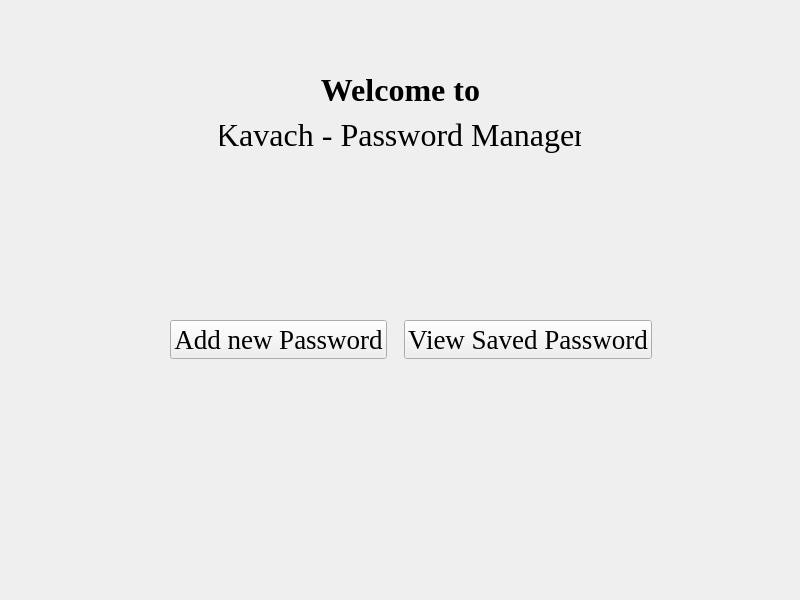
This is kavach.ui in utkrix/Kavach as Qt 5 draws it before an edit. The edited form follows.
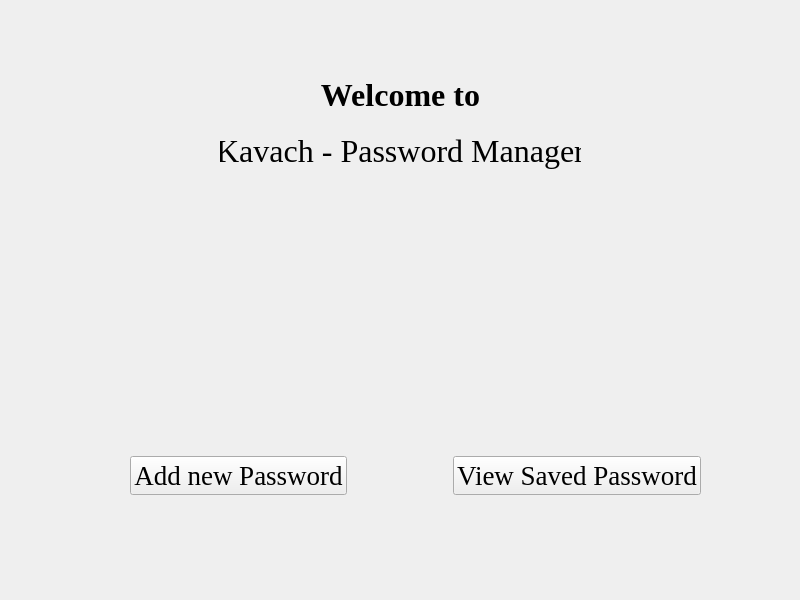
This is the edited form. Icons and pictures are not drawn.

The edit to the form file:
```diff
--- a/kavach.ui
+++ b/kavach.ui
@@ -14,13 +14,13 @@
    <string>Kavach</string>
   </property>
   <widget class="QWidget" name="centralwidget">
-   <widget class="QWidget" name="">
+   <widget class="QWidget" name="layoutWidget">
     <property name="geometry">
      <rect>
-      <x>170</x>
-      <y>320</y>
-      <width>482</width>
-      <height>40</height>
+      <x>130</x>
+      <y>450</y>
+      <width>571</width>
+      <height>51</height>
      </rect>
     </property>
     <layout class="QHBoxLayout" name="horizontalLayout">
@@ -71,13 +71,13 @@
      </item>
     </layout>
    </widget>
-   <widget class="QWidget" name="">
+   <widget class="QWidget" name="layoutWidget">
     <property name="geometry">
      <rect>
       <x>220</x>
       <y>70</y>
       <width>361</width>
-      <height>84</height>
+      <height>106</height>
      </rect>
     </property>
     <layout class="QVBoxLayout" name="verticalLayout">
@@ -125,6 +125,25 @@
      </item>
     </layout>
    </widget>
+   <widget class="QLabel" name="label_3">
+    <property name="geometry">
+     <rect>
+      <x>250</x>
+      <y>180</y>
+      <width>301</width>
+      <height>261</height>
+     </rect>
+    </property>
+    <property name="text">
+     <string/>
+    </property>
+    <property name="pixmap">
+     <pixmap>PngItem_3669459.png</pixmap>
+    </property>
+    <property name="scaledContents">
+     <bool>true</bool>
+    </property>
+   </widget>
   </widget>
  </widget>
  <resources/>
```
